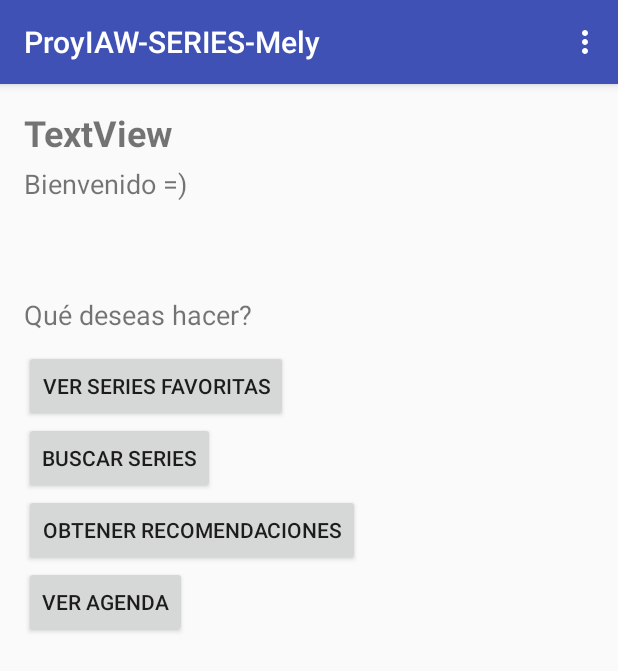
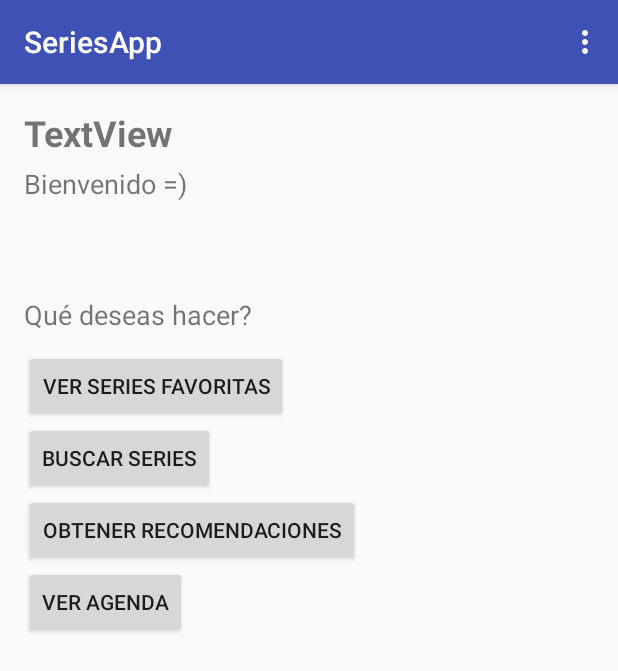
Before and after one commit to MeliGenjo/ProyIAW-SERIES-Mely, an Android app: the screen it shows after launch (MainActivity), on a phone screen of 412 x 824 dp. Shown: the top 671 px of the screen. Run offline under Robolectric (Android 15) with nearby library versions, the phone set to English and light mode, and no system bars; our stand-ins replace Picasso; libraries missing offline, so code that uses them is left out: com.facebook, com.facebook.appevents, com.facebook.login; pictures from the network do not load; 6 statements that could not run were skipped.

Commit message:
- cambie icono y nombre de la aplicacion
- el main activity no cargaba bien los datos, ahora si

```diff
--- a/app/src/main/AndroidManifest.xml
+++ b/app/src/main/AndroidManifest.xml
@@ -7,7 +7,7 @@
     <application
         android:name=".SeriesApp"
         android:allowBackup="true"
-        android:icon="@mipmap/ic_launcher"
+        android:icon="@mipmap/icono"
         android:label="@string/app_name"
         android:supportsRtl="true"
         android:theme="@style/AppTheme">
--- a/app/src/main/java/com/example/mel/proyiaw_series_mely/MainActivity.java
+++ b/app/src/main/java/com/example/mel/proyiaw_series_mely/MainActivity.java
@@ -16,6 +16,7 @@ import android.widget.Toast;
 
 import com.facebook.AccessToken;
 import com.facebook.FacebookSdk;
+import com.facebook.Profile;
 import com.facebook.login.LoginManager;
 import com.squareup.picasso.Picasso;
 
@@ -24,36 +25,51 @@ import static android.content.Intent.FLAG_ACTIVITY_NEW_TASK;
 
 public class MainActivity extends AppCompatActivity {
 
-    private ImageView fotoPerfil;
-    private TextView txt;
+    private  ImageView fotoPerfil;
+    private  TextView txt;
+    private Button btnBuscar;
+    private String nameUser;
+    private Uri img;
 
     @Override
     protected void onCreate(Bundle savedInstanceState) {
         super.onCreate(savedInstanceState);
-        FacebookSdk.sdkInitialize(getApplicationContext());
         setContentView(R.layout.activity_main);
 
-        fotoPerfil = (ImageView) findViewById(R.id.imageView);
-        txt = (TextView) findViewById(R.id.textHola);
+        FacebookSdk.sdkInitialize(getApplicationContext());
+        setearDatosUsuarios();
 
-        //traigo los extras(datos) mediante intent y los seteo a esta actividad
-        Intent i = getIntent();
-        Bundle extra = i.getExtras();
-        if (extra!= null) {
-            String foto = extra.getString("Foto");
-            Picasso.with(getApplicationContext()).load(foto).into(fotoPerfil);
-            String nombre = extra.getString("NombreUsuario");
-            txt.setText("Hola "+nombre+"!");
-        }
-
+        btnBuscar = (Button) findViewById(R.id.btnBuscar);
+        btnBuscar.setOnClickListener(new View.OnClickListener() {
+            @Override
+            public void onClick(View view) {
+                irPantallaBuscar();
+            }
+        });
 
 
         if (AccessToken.getCurrentAccessToken()== null) {
             irPantallaLogin();
         }
 
+    }
 
+    // permite setear la foto y el nombre del usuario
+    private void setearDatosUsuarios() {
+
+        fotoPerfil = (ImageView) findViewById(R.id.imageView);
+        txt = (TextView) findViewById(R.id.textHola);
+
+        Profile profile = Profile.getCurrentProfile();
+        if (profile!=null) {
+            nameUser = profile.getName();
+            img = profile.getProfilePictureUri(150, 150);
+            String foto = img.toString();
+            Picasso.with(getApplicationContext()).load(foto).into(fotoPerfil); //seteo la foto al imageView
+            txt.setText("Hola " + nameUser + "!");
+        }
     }
+
 
     @Override
     public boolean onCreateOptionsMenu(Menu menu) {
@@ -80,9 +96,15 @@ public class MainActivity extends AppCompatActivity {
                 return true;
 
             case R.id.itemLogout:
-                Toast.makeText(MainActivity.this, "Sesión cerrada", Toast.LENGTH_SHORT).show();
+               // Toast.makeText(MainActivity.this, "Te esperamos pronto!!", Toast.LENGTH_SHORT).show();
                 logout();
                 return true;
+
+            case R.id.itemCerrarApp:
+               // Toast.makeText(MainActivity.this, "Hasta luego!", Toast.LENGTH_SHORT).show();
+                finish();
+                return true;
+
             default:
                 return super.onOptionsItemSelected(item);
         }
@@ -118,7 +140,5 @@ public class MainActivity extends AppCompatActivity {
         irPantallaLogin();
     }
 
-    private void shareFacebook(View v) {
 
-    }
 }
--- a/app/src/main/java/com/example/mel/proyiaw_series_mely/buscarActivity.java
+++ b/app/src/main/java/com/example/mel/proyiaw_series_mely/buscarActivity.java
@@ -33,6 +33,5 @@ public class buscarActivity extends AppCompatActivity {
         Intent intent = new Intent(this, MainActivity.class);
         intent.addFlags(Intent.FLAG_ACTIVITY_CLEAR_TOP | FLAG_ACTIVITY_CLEAR_TASK | FLAG_ACTIVITY_NEW_TASK);
         startActivity(intent);
-
     }
 }
--- a/app/src/main/res/layout/activity_main.xml
+++ b/app/src/main/res/layout/activity_main.xml
@@ -67,19 +67,10 @@
         android:id="@+id/button2" />
 
     <Button
-        android:text="Obtener recomendaciones"
-        android:layout_width="wrap_content"
-        android:layout_height="wrap_content"
-        android:layout_below="@+id/button3"
-        android:layout_alignParentLeft="true"
-        android:layout_alignParentStart="true"
-        android:id="@+id/button4" />
-
-    <Button
         android:text="Buscar series"
         android:layout_width="wrap_content"
         android:layout_height="wrap_content"
-        android:id="@+id/button3"
+        android:id="@+id/btnBuscar"
         android:layout_below="@+id/button2"
         android:layout_alignParentLeft="true"
         android:layout_alignParentStart="true" />
@@ -93,5 +84,14 @@
         android:layout_alignParentStart="true"
         android:id="@+id/button5" />
 
+    <Button
+        android:text="Obtener recomendaciones"
+        android:layout_width="wrap_content"
+        android:layout_height="wrap_content"
+        android:id="@+id/button4"
+        android:layout_below="@+id/btnBuscar"
+        android:layout_alignParentLeft="true"
+        android:layout_alignParentStart="true" />
+
 
 </RelativeLayout>
--- a/app/src/main/res/menu/menu.xml
+++ b/app/src/main/res/menu/menu.xml
@@ -17,6 +17,11 @@
         />
 
     <item
+        android:id="@+id/itemCerrarApp"
+        android:title="Cerrar"
+        />
+
+    <item
         android:id="@+id/itemLogout"
         android:title="Logout"
         />
--- a/app/src/main/res/values/strings.xml
+++ b/app/src/main/res/values/strings.xml
@@ -1,5 +1,5 @@
 <resources>
-    <string name="app_name">ProyIAW-SERIES-Mely</string>
+    <string name="app_name">SeriesApp</string>
 
     <string name="facebook_app_id">557918394379082</string>
     <string name="login_cancel">Se canceló el inicio de sesión</string>
```
Also changed, not shown: app/src/main/java/com/example/mel/proyiaw_series_mely/LoginActivity.java (+0 -8 lines), app/src/main/res/mipmap-mdpi/icono.png (added). Lines whose indentation alone changed are shown as unchanged.
